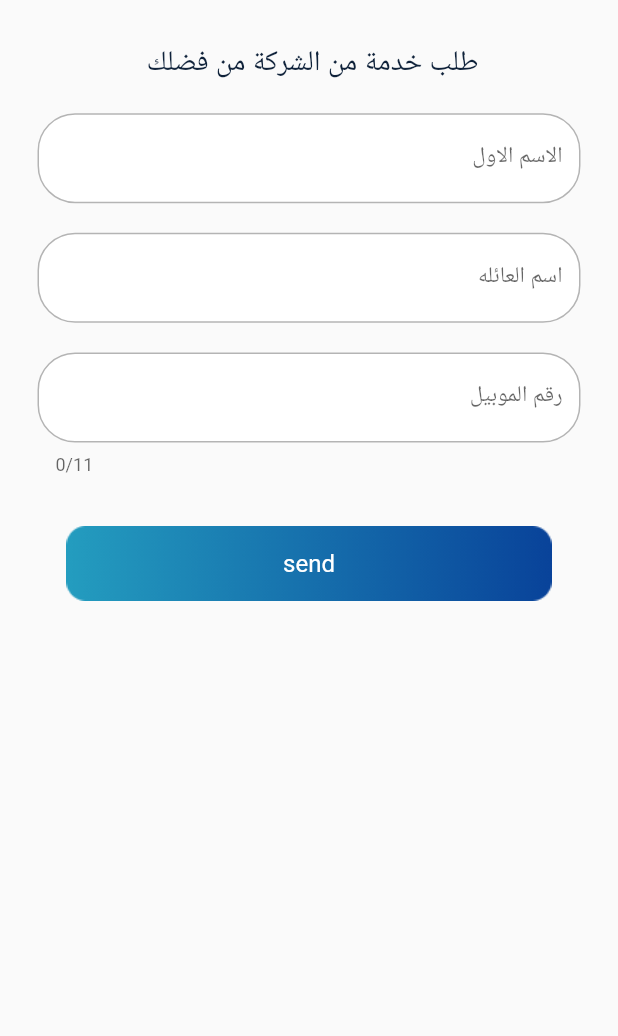
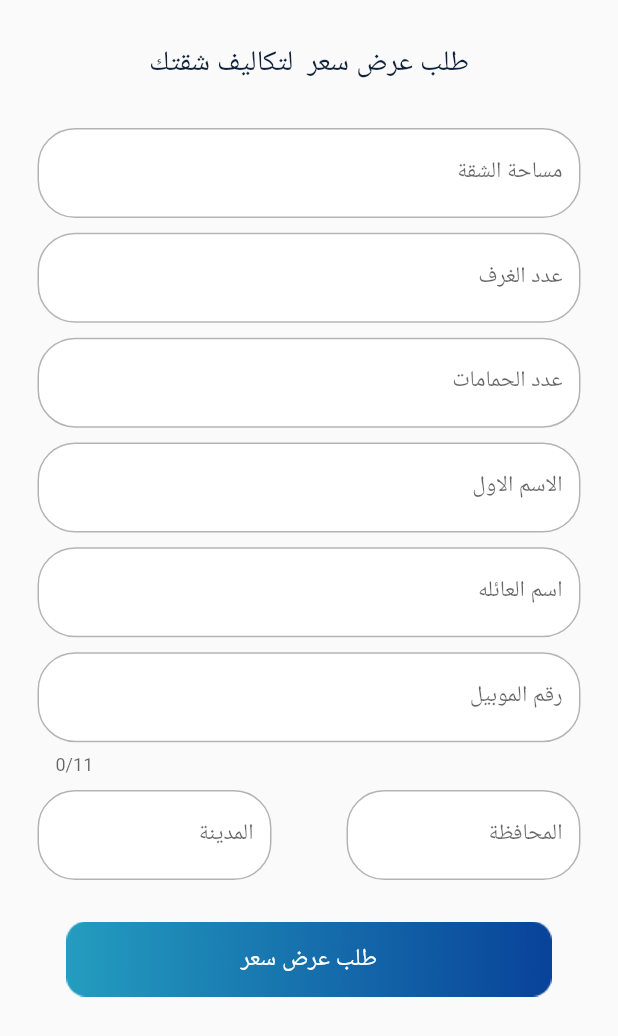
Before and after one commit to MohamedHassan275/PaintAppertmentApp, a Flutter app: the RequestServiceScreen screen opened directly, on a phone screen of 412 x 824 dp. Shown: the top 1036 px of the screen. Run offline on Flutter 3.47's test engine with Material 2 defaults, Android fonts, the phone set to English and light mode, and no system bars; our stand-ins replace carousel_slider, flutter_spinkit, fluttertoast, get, shared_preferences, sizer and 1 more; missing offline and left inert: flutter_launch; accounts and stored records are empty.

Commit message:
Initial commit

```diff
--- a/lib/screens/request_service_screen/request_service_screen.dart
+++ b/lib/screens/request_service_screen/request_service_screen.dart
@@ -19,6 +19,11 @@ class RequestServiceScreen extends StatefulWidget {
 
 class _RequestServiceScreenState extends State<RequestServiceScreen> {
 
+  TextEditingController DistanceApperment = TextEditingController();
+  TextEditingController RoomNumber = TextEditingController();
+  TextEditingController RestRoom = TextEditingController();
+  TextEditingController Country = TextEditingController();
+  TextEditingController State = TextEditingController();
   TextEditingController FirstName = TextEditingController();
   TextEditingController MobilePhone = TextEditingController();
   TextEditingController LastName = TextEditingController();
@@ -40,7 +45,7 @@ class _RequestServiceScreenState extends State<RequestServiceScreen> {
                 children: [
                   SizedBox(height: height * 1.5,),
                   const Text(
-                    'طلب خدمة من الشركة من فضلك ',
+                    'طلب عرض سعر  لتكاليف شقتك',
                     style: TextStyle(
                       fontWeight: FontWeight.w500,
                       fontSize: 19,
@@ -48,22 +53,45 @@ class _RequestServiceScreenState extends State<RequestServiceScreen> {
                       color: Themes.ColorApp15,
                     ),
                   ),
-                  SizedBox(height: height * 1,),
+                  SizedBox(height: height * 1.5,),
+                  CustomTextFieldWidget(title: 'distance_appertment', keyboardType: TextInputType.number, textEditingController: DistanceApperment),
+                  SizedBox(
+                    height: height * .5,
+                  ),
+                  CustomTextFieldWidget(title: 'room_number', keyboardType: TextInputType.number, textEditingController: RoomNumber),
+                  SizedBox(
+                    height: height * .5,
+                  ),
+                  CustomTextFieldWidget(title: 'rest_room', keyboardType: TextInputType.number, textEditingController: RestRoom),
+                  SizedBox(
+                    height: height * .5,
+                  ),
                   CustomTextFieldWidget(title: 'first_name', keyboardType: TextInputType.text, textEditingController: FirstName),
                   SizedBox(
-                    height: height * 1,
+                    height: height * .5,
                   ),
                   CustomTextFieldWidget(title: 'last_name', keyboardType: TextInputType.text, textEditingController: LastName),
                   SizedBox(
-                    height: height * 1,
+                    height: height * .5,
                   ),
                   CustomTextFieldWidget(title: 'mobile_number', keyboardType: TextInputType.number, textEditingController: MobilePhone,maxLength: 11),
                   SizedBox(
-                    height: height * 1,
+                    height: height * .5,
+                  ),
+                  Row(
+                    mainAxisAlignment: MainAxisAlignment.spaceAround,
+                    children: [
+                      Expanded(child: CustomTextFieldWidget(title: 'country', keyboardType: TextInputType.text, textEditingController: Country)),
+                      Expanded(child: CustomTextFieldWidget(title: 'state', keyboardType: TextInputType.text, textEditingController: State)),
+                    ],
+                  ),
+                  SizedBox(
+                    height: height * .7,
                   ),
                   CirclerProgressIndicatorWidget(isLoading: false),
                   SizedBox(height: height * .7,),
-                  CustomButtonImage(title: 'send', hight: 50, onTap: ()=> controller.sendRequestService())
+                  CustomButtonImage(title: 'request_price2', hight: 50, onTap: ()=> controller.sendRequestService()),
+                  SizedBox(height: height * 1,),
                 ],
               ),
             ),
--- a/lib/utils/componant/CustomButtonWidget.dart
+++ b/lib/utils/componant/CustomButtonWidget.dart
@@ -129,7 +129,7 @@ class CustomButtonImage extends StatelessWidget {
                 image: AssetImage(Assets.imagesButtonRegister)
             )),
         child: Center(
-          child: Text(title,style: const TextStyle(
+          child: Text(title.tr,style: const TextStyle(
             color: Themes.whiteColor,
             fontSize: 16,
             fontWeight: FontWeight.w400,
--- a/lib/utils/localization/translation.dart
+++ b/lib/utils/localization/translation.dart
@@ -104,6 +104,11 @@ class MyTranslation extends Translations{
       "confirm_new_password" : "تأكيد كلمة المرور الجديدة",
       "change_password_successfully" : "تم تغيير كلمه المرور بنجاح",
       "request_price2" : "طلب عرض سعر",
+      "country" : "المحافظة",
+      "state" : "المدينة",
+      "distance_appertment" : "مساحة الشقة",
+      "room_number" : "عدد الغرف",
+      "rest_room" : "عدد الحمامات",
       "Your_location_map" : "موقعك علي الخريطه",
       "Your_location_map2" : "موقعك علي الخريطه فارغ",
       "Your_location" : "مكان الطلب",
```
